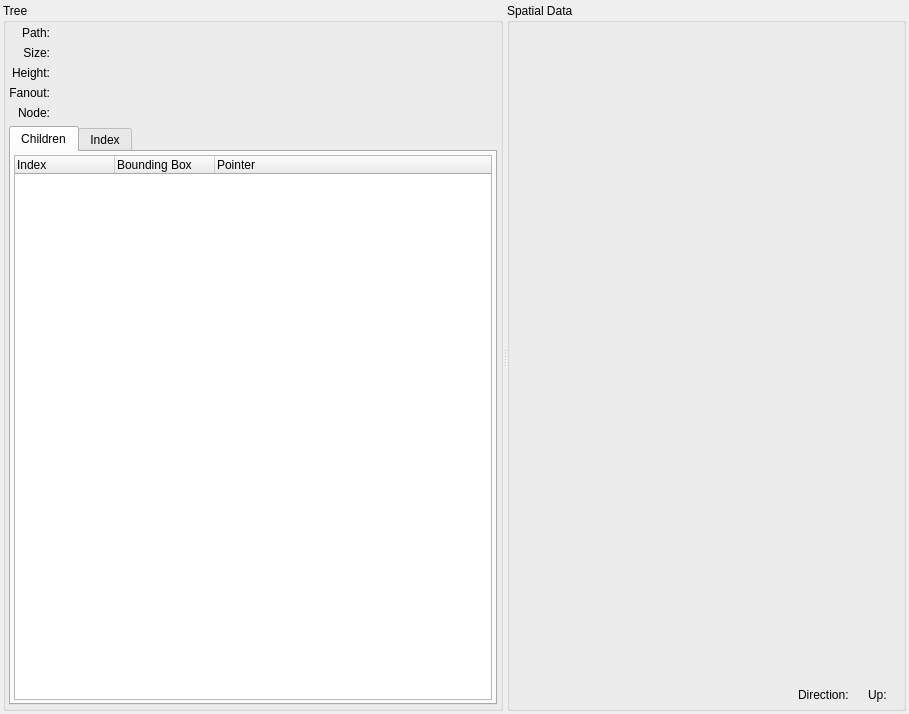
Old version of the form inspector/tree_display.ui in the repository mbeckem/msc.
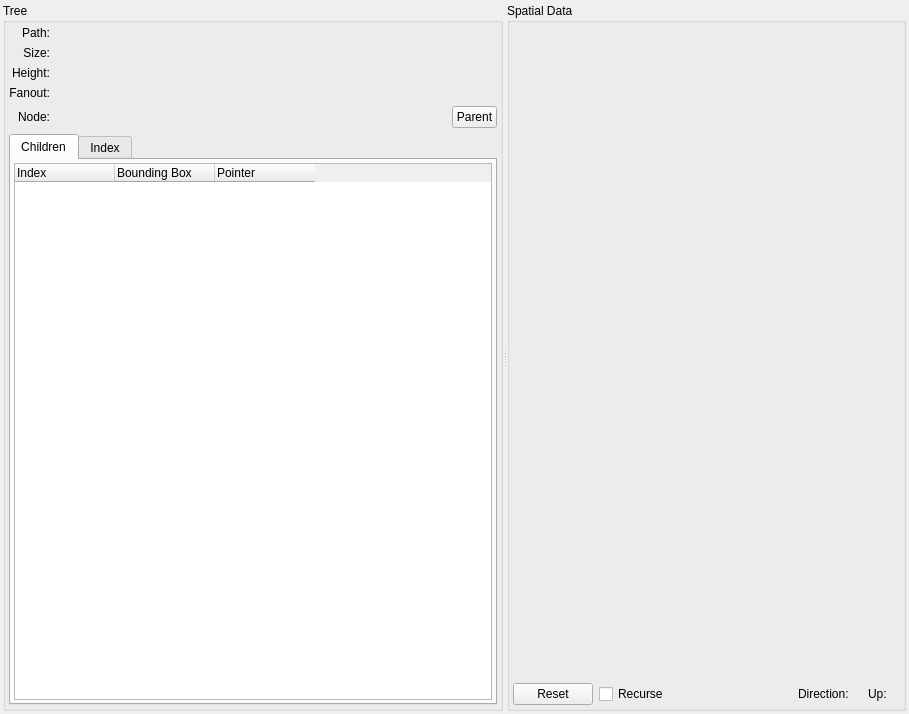
New version of the form. Custom widgets are drawn as their Qt base class.

```diff
--- a/inspector/tree_display.ui
+++ b/inspector/tree_display.ui
@@ -202,6 +202,8 @@
            </widget>
           </item>
           <item row="4" column="1">
+           <layout class="QHBoxLayout" name="horizontalLayout_4">
+            <item>
            <widget class="QLabel" name="nodeText">
             <property name="sizePolicy">
              <sizepolicy hsizetype="Expanding" vsizetype="Preferred">
@@ -214,6 +216,31 @@
             </property>
            </widget>
           </item>
+            <item>
+             <spacer name="horizontalSpacer_2">
+              <property name="orientation">
+               <enum>Qt::Horizontal</enum>
+              </property>
+              <property name="sizeHint" stdset="0">
+               <size>
+                <width>40</width>
+                <height>20</height>
+               </size>
+              </property>
+             </spacer>
+            </item>
+            <item>
+             <widget class="QPushButton" name="parentButton">
+              <property name="styleSheet">
+               <string notr="true">padding: 3px;</string>
+              </property>
+              <property name="text">
+               <string>Parent</string>
+              </property>
+             </widget>
+            </item>
+           </layout>
+          </item>
          </layout>
         </widget>
        </item>
@@ -263,6 +290,9 @@
                  <property name="editTriggers">
                   <set>QAbstractItemView::NoEditTriggers</set>
                  </property>
+                 <attribute name="headerStretchLastSection">
+                  <bool>false</bool>
+                 </attribute>
                  <column>
                   <property name="text">
                    <string>Index</string>
@@ -420,6 +450,20 @@
        </item>
        <item>
         <layout class="QHBoxLayout" name="horizontalLayout">
+         <item>
+          <widget class="QPushButton" name="resetButton">
+           <property name="text">
+            <string>Reset</string>
+           </property>
+          </widget>
+         </item>
+         <item>
+          <widget class="QCheckBox" name="recurseBox">
+           <property name="text">
+            <string>Recurse</string>
+           </property>
+          </widget>
+         </item>
          <item>
           <spacer name="horizontalSpacer">
            <property name="orientation">
```
Left out of the diff: 6 changed lines with no effect on the pictures. Lines whose indentation alone changed are shown as unchanged.
